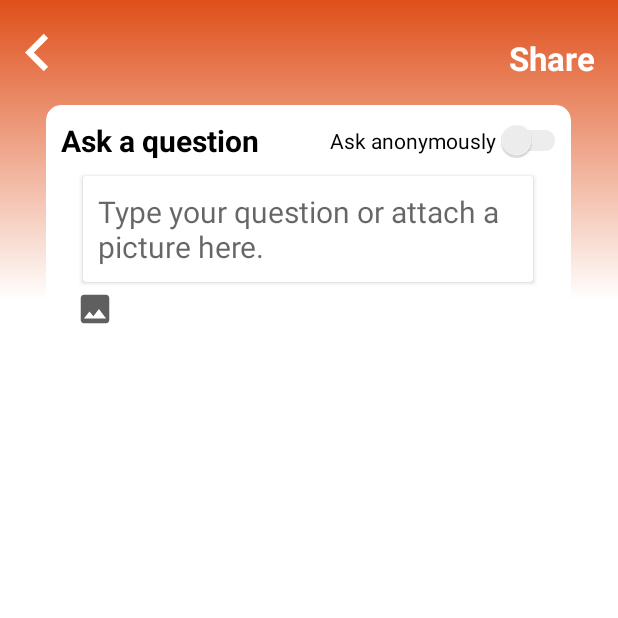
After one commit to kaiyuenlam/Ask_and_Chat-Android_app, an Android app: the AddNewPostActivity screen opened directly, with no data from a screen before it, on a phone screen of 412 x 824 dp, the top half of it. The commit adds this screen. Run offline under Robolectric (Android 15) with nearby library versions, the phone set to English and light mode, and no system bars; our stand-ins replace Firebase (no records; nobody signed in at launch, a user with empty details on screens opened directly).

Commit message:
finished home fragment and posting question feature

```diff
--- /dev/null
+++ b/app/src/main/java/com/example/askchat/fragment/homefunc/AddNewPostActivity.java
@@ -0,0 +1,165 @@
+package com.example.askchat.fragment.homefunc;
+
+import androidx.activity.result.ActivityResultLauncher;
+import androidx.activity.result.contract.ActivityResultContracts;
+
+import androidx.appcompat.app.AppCompatActivity;
+import androidx.appcompat.widget.SwitchCompat;
+
+import android.content.Intent;
+import android.graphics.Bitmap;
+import android.graphics.BitmapFactory;
+import android.net.Uri;
+import android.os.Bundle;
+import android.provider.MediaStore;
+import android.util.Base64;
+import android.view.View;
+import android.widget.EditText;
+import android.widget.ImageView;
+import android.widget.TextView;
+import android.widget.Toast;
+
+import com.example.askchat.MainActivity;
+import com.example.askchat.R;
+import com.google.firebase.auth.FirebaseAuth;
+import com.google.firebase.database.DatabaseReference;
+import com.google.firebase.database.FirebaseDatabase;
+
+import java.io.ByteArrayOutputStream;
+import java.io.FileNotFoundException;
+import java.io.InputStream;
+import java.util.HashMap;
+
+public class AddNewPostActivity extends AppCompatActivity implements View.OnClickListener{
+
+    ImageView imageViewBackButton, imageViewUploadImageButton, imageViewUploadedImage;
+    TextView textViewShareButton, textViewViewImage;
+    SwitchCompat switchCompatSetAnonymous;
+    EditText editTextQuestion;
+
+    String encodedImage;
+
+    @Override
+    protected void onCreate(Bundle savedInstanceState) {
+        super.onCreate(savedInstanceState);
+        setContentView(R.layout.activity_add_new_post);
+        getSupportActionBar().hide();  //action bar hidden
+        bindView();
+
+    }
+
+    private void bindView() {
+        imageViewBackButton = findViewById(R.id.addNewPost_back_button);
+        textViewShareButton = findViewById(R.id.addNewPost_upload_button);
+        switchCompatSetAnonymous = findViewById(R.id.addNewPost_switch_button);
+        editTextQuestion = findViewById(R.id.addNewPost_questions);
+        textViewViewImage = findViewById(R.id.addNewPost_viewImage);
+        imageViewUploadImageButton = findViewById(R.id.addNewPost_image_button);
+        imageViewUploadedImage = findViewById(R.id.addNewPost_image);
+
+        imageViewBackButton.setOnClickListener(this);
+        textViewShareButton.setOnClickListener(this);
+        textViewViewImage.setOnClickListener(this);
+        imageViewUploadImageButton.setOnClickListener(this);
+        imageViewUploadedImage.setOnClickListener(this);
+    }
+
+    @Override
+    public void onClick(View view) {
+        switch (view.getId()) {
+            case R.id.addNewPost_back_button:
+                finish();
+                break;
+
+            case R.id.addNewPost_upload_button:
+                shareQuestion();
+                break;
+
+            case R.id.addNewPost_viewImage:
+                showUploadedImage();
+                break;
+
+            case R.id.addNewPost_image_button:
+                uploadImage();
+                break;
+
+            case R.id.addNewPost_image:
+                imageViewUploadedImage.setVisibility(View.GONE);
+        }
+    }
+
+    private void shareQuestion() {
+        String question = editTextQuestion.getText().toString().trim();
+        String image = encodedImage;
+
+        if (image == null) {
+            image = "";
+        }
+
+        if (question.isEmpty()) {
+            editTextQuestion.setError("Question is required!");
+            editTextQuestion.requestFocus();
+            return;
+        }
+
+        DatabaseReference databaseReference = FirebaseDatabase.getInstance().getReference("Posts");
+        String postID = databaseReference.push().getKey();
+
+        PostModel postModel = new PostModel();
+        postModel.setPostID(postID);
+        postModel.setQuestion(question);
+        postModel.setImage(image);
+        postModel.setVoteCounter("0");
+
+        if (switchCompatSetAnonymous.isChecked()) {
+            postModel.setPublisher("2EAKYVJBRDPS8PSM0Mm2srOF1fF2");
+        } else {
+            postModel.setPublisher(FirebaseAuth.getInstance().getCurrentUser().getUid());
+        }
+
+        databaseReference.child(postID).setValue(postModel);
+        Toast.makeText(AddNewPostActivity.this, "Shared successfully!", Toast.LENGTH_LONG).show();
+        startActivity(new Intent(AddNewPostActivity.this, MainActivity.class));
+        finish();
+    }
+
+    private void showUploadedImage() {
+        imageViewUploadedImage.setVisibility(View.VISIBLE);
+    }
+
+    private void uploadImage() {
+        Intent intent = new Intent(Intent.ACTION_PICK, MediaStore.Images.Media.EXTERNAL_CONTENT_URI);
+        intent.addFlags(Intent.FLAG_GRANT_READ_URI_PERMISSION);
+        pickImage.launch(intent);
+        textViewViewImage.setVisibility(View.VISIBLE);
+    }
+
+    private String encodeImage(Bitmap bitmap) {
+        int previewWidth = 350;
+        int previewHeight = bitmap.getHeight() * previewWidth / bitmap.getWidth();
+        Bitmap previewBitmap = Bitmap.createScaledBitmap(bitmap, previewWidth, previewHeight, false);
+        ByteArrayOutputStream byteArrayOutputStream = new ByteArrayOutputStream();
+        previewBitmap.compress(Bitmap.CompressFormat.JPEG, 80, byteArrayOutputStream);
+        byte[] bytes = byteArrayOutputStream.toByteArray();
+        return Base64.encodeToString(bytes, Base64.DEFAULT);
+    }
+
+    private final ActivityResultLauncher<Intent> pickImage = registerForActivityResult(
+            new ActivityResultContracts.StartActivityForResult(),
+            result -> {
+                if (result.getResultCode() == RESULT_OK) {
+                    if (result.getData() != null) {
+                        Uri imageUri = result.getData().getData();
+                        try {
+                            InputStream inputStream = getContentResolver().openInputStream(imageUri);
+                            Bitmap bitmap = BitmapFactory.decodeStream(inputStream);
+                            imageViewUploadedImage.setImageBitmap(bitmap);
+                            encodedImage = encodeImage(bitmap);
+                        } catch (FileNotFoundException e) {
+                            e.printStackTrace();
+                        }
+                    }
+                }
+            });
+
+}
--- /dev/null
+++ b/app/src/main/res/drawable/background_color_logo_to_white.xml
@@ -0,0 +1,10 @@
+<?xml version="1.0" encoding="utf-8"?>
+<shape xmlns:android="http://schemas.android.com/apk/res/android"
+    android:shape="rectangle">
+
+    <gradient
+        android:angle="90"
+        android:startColor="@color/white"
+        android:endColor="@color/deepOrange"/>
+
+</shape>
--- /dev/null
+++ b/app/src/main/res/drawable/ic_baseline_add_24.xml
@@ -0,0 +1,5 @@
+<vector android:height="30dp" android:tint="#5F5F5F"
+    android:viewportHeight="24" android:viewportWidth="24"
+    android:width="30dp" xmlns:android="http://schemas.android.com/apk/res/android">
+    <path android:fillColor="@android:color/white" android:pathData="M19,13h-6v6h-2v-6H5v-2h6V5h2v6h6v2z"/>
+</vector>
--- /dev/null
+++ b/app/src/main/res/drawable/ic_baseline_arrow_drop_upvote_24.xml
@@ -0,0 +1,5 @@
+<vector android:height="24dp" android:tint="#35FF00"
+    android:viewportHeight="24" android:viewportWidth="24"
+    android:width="24dp" xmlns:android="http://schemas.android.com/apk/res/android">
+    <path android:fillColor="@android:color/white" android:pathData="M7,14l5,-5 5,5z"/>
+</vector>
--- /dev/null
+++ b/app/src/main/res/drawable/ic_baseline_arrow_dropvote_down_24.xml
@@ -0,0 +1,5 @@
+<vector android:height="24dp" android:tint="#FF0000"
+    android:viewportHeight="24" android:viewportWidth="24"
+    android:width="24dp" xmlns:android="http://schemas.android.com/apk/res/android">
+    <path android:fillColor="@android:color/white" android:pathData="M7,10l5,5 5,-5z"/>
+</vector>
--- /dev/null
+++ b/app/src/main/res/drawable/ic_baseline_image_25.xml
@@ -0,0 +1,5 @@
+<vector android:height="25dp" android:tint="#5F5F5F"
+    android:viewportHeight="24" android:viewportWidth="24"
+    android:width="25dp" xmlns:android="http://schemas.android.com/apk/res/android">
+    <path android:fillColor="@android:color/white" android:pathData="M21,19V5c0,-1.1 -0.9,-2 -2,-2H5c-1.1,0 -2,0.9 -2,2v14c0,1.1 0.9,2 2,2h14c1.1,0 2,-0.9 2,-2zM8.5,13.5l2.5,3.01L14.5,12l4.5,6H5l3.5,-4.5z"/>
+</vector>
--- /dev/null
+++ b/app/src/main/res/drawable/ic_baseline_keyboard_arrow_left_24.xml
@@ -0,0 +1,5 @@
+<vector android:autoMirrored="true" android:height="50dp"
+    android:tint="#FFFFFF" android:viewportHeight="24"
+    android:viewportWidth="24" android:width="50dp" xmlns:android="http://schemas.android.com/apk/res/android">
+    <path android:fillColor="@android:color/white" android:pathData="M15.41,16.59L10.83,12l4.58,-4.59L14,6l-6,6 6,6 1.41,-1.41z"/>
+</vector>
--- /dev/null
+++ b/app/src/main/res/layout/activity_add_new_post.xml
@@ -0,0 +1,128 @@
+<?xml version="1.0" encoding="utf-8"?>
+<RelativeLayout xmlns:android="http://schemas.android.com/apk/res/android"
+    xmlns:app="http://schemas.android.com/apk/res-auto"
+    xmlns:tools="http://schemas.android.com/tools"
+    android:layout_width="match_parent"
+    android:layout_height="match_parent"
+    tools:context=".fragment.homefunc.AddNewPostActivity">
+
+    <View
+        android:layout_width="match_parent"
+        android:layout_height="200dp"
+        android:background="@drawable/background_color_logo_to_white"/>
+
+    <ImageView
+        android:id="@+id/addNewPost_back_button"
+        android:layout_width="wrap_content"
+        android:layout_height="wrap_content"
+        android:src="@drawable/ic_baseline_keyboard_arrow_left_24"
+        android:layout_marginTop="10dp"/>
+
+    <TextView
+        android:id="@+id/addNewPost_upload_button"
+        android:layout_width="wrap_content"
+        android:layout_height="wrap_content"
+        android:text="Share"
+        android:textColor="@color/white"
+        android:textStyle="bold"
+        android:textSize="22sp"
+        android:layout_alignParentRight="true"
+        android:layout_alignTop="@id/addNewPost_back_button"
+        android:layout_marginTop="14dp"
+        android:layout_marginRight="15dp"/>
+
+    <androidx.cardview.widget.CardView
+        android:id="@+id/addNewPost_cv_ui2"
+        android:layout_width="350dp"
+        android:layout_height="wrap_content"
+        app:cardCornerRadius="10dp"
+        android:layout_centerHorizontal="true"
+        android:layout_below="@id/addNewPost_back_button"
+        android:layout_marginTop="10dp">
+
+        <RelativeLayout
+            android:layout_width="match_parent"
+            android:layout_height="match_parent">
+
+            <TextView
+                android:id="@+id/addNewPost_title"
+                android:layout_width="wrap_content"
+                android:layout_height="wrap_content"
+                android:text="Ask a question"
+                android:textColor="@color/black"
+                android:textStyle="bold"
+                android:textSize="20sp"
+                android:layout_margin="10dp"/>
+
+            <androidx.appcompat.widget.SwitchCompat
+                android:id="@+id/addNewPost_switch_button"
+                android:layout_width="wrap_content"
+                android:layout_height="wrap_content"
+                android:layout_alignParentRight="true"
+                android:layout_marginTop="10dp"
+                android:checked="false"
+                android:text="Ask anonymously"
+                android:textColor="@color/black"
+                android:theme="@style/SCBSwitch"
+                app:switchMinWidth="50dp"
+                tools:ignore="TouchTargetSizeCheck" />
+
+            <androidx.cardview.widget.CardView
+                android:id="@+id/addNewPost_cv_ui1"
+                android:layout_width="300dp"
+                android:layout_height="wrap_content"
+                android:layout_below="@id/addNewPost_title"
+                android:layout_centerHorizontal="true">
+
+                <RelativeLayout
+                    android:layout_width="match_parent"
+                    android:layout_height="match_parent">
+
+                        <EditText
+                            android:id="@+id/addNewPost_questions"
+                            android:layout_width="wrap_content"
+                            android:layout_height="wrap_content"
+                            android:layout_marginStart="10dp"
+                            android:layout_marginTop="10dp"
+                            android:layout_marginEnd="10dp"
+                            android:layout_marginBottom="10dp"
+                            android:textSize="20sp"
+                            android:background="@null"
+                            android:hint="Type your question or attach a picture here."/>
+
+                        <ImageView
+                            android:id="@+id/addNewPost_image"
+                            android:layout_below="@id/addNewPost_questions"
+                            android:layout_width="300dp"
+                            android:layout_height="300dp"
+                            android:layout_centerHorizontal="true"
+                            android:visibility="gone"/>
+
+                </RelativeLayout>
+            </androidx.cardview.widget.CardView>
+
+            <TextView
+                android:id="@+id/addNewPost_viewImage"
+                android:layout_width="wrap_content"
+                android:layout_height="wrap_content"
+                android:text="@string/view_image_text"
+                android:layout_below="@id/addNewPost_cv_ui1"
+                android:layout_alignLeft="@id/addNewPost_cv_ui1"
+                android:layout_marginTop="5dp"
+                android:textColor="@color/blue"
+                android:visibility="gone"/>
+
+            <ImageView
+                android:id="@+id/addNewPost_image_button"
+                android:layout_width="wrap_content"
+                android:layout_height="wrap_content"
+                android:src="@drawable/ic_baseline_image_25"
+                android:layout_below="@id/addNewPost_viewImage"
+                android:layout_marginLeft="20dp"
+                android:layout_marginTop="5dp"
+                android:layout_marginBottom="5dp"/>
+
+        </RelativeLayout>
+    </androidx.cardview.widget.CardView>
+
+</RelativeLayout>
--- a/app/src/main/res/values/colors.xml
+++ b/app/src/main/res/values/colors.xml
@@ -12,4 +12,5 @@
     <color name="lightOrange">#F4B59E</color>
     <color name="deepOrange">#DF4F1A</color>
     <color name="fiveF">#787676</color>
+    <color name="blue">#2245C1</color>
 </resources>
--- a/app/src/main/res/values/strings.xml
+++ b/app/src/main/res/values/strings.xml
@@ -11,4 +11,5 @@
     <string name="login_failed">"Login failed"</string>
     <!-- TODO: Remove or change this placeholder text -->
     <string name="hello_blank_fragment">Hello blank fragment</string>
+    <string name="view_image_text"><u>View Image</u>.</string>
 </resources>
--- /dev/null
+++ b/app/src/main/res/values/switch_style.xml
@@ -0,0 +1,15 @@
+<?xml version="1.0" encoding="utf-8"?>
+<resources>
+    <style name="SCBSwitch" parent="Theme.AppCompat.Light">
+        <!-- active thumb & track color (30% transparency) -->
+        <item name="colorControlActivated">@color/logoColor</item>
+
+        <!-- inactive thumb color -->
+        <item name="colorSwitchThumbNormal">#f1f1f1
+        </item>
+
+        <!-- inactive track color (30% transparency) -->
+        <item name="android:colorForeground">#42221f1f
+        </item>
+    </style>
+</resources>
```
Also changed, not shown: app/build.gradle (+5 -2 lines), app/src/main/AndroidManifest.xml (+8 -0 lines), app/src/main/java/com/example/askchat/fragment/HomeFragment.java (+54 -7 lines), app/src/main/java/com/example/askchat/fragment/homefunc/PostAdapter.java (added, +123 -0 lines), app/src/main/java/com/example/askchat/fragment/homefunc/PostModel.java (added, +58 -0 lines), app/src/main/res/layout/fragment_home.xml (+9 -0 lines), app/src/main/res/layout/postlist_items.xml (added, +95 -0 lines).
